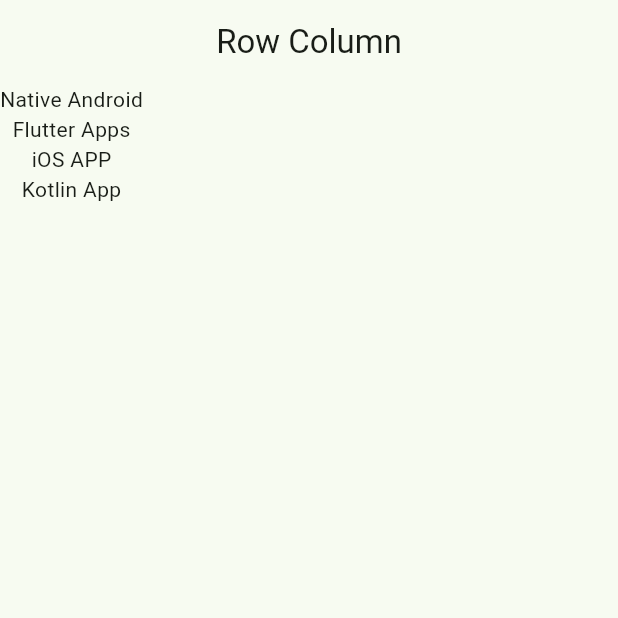
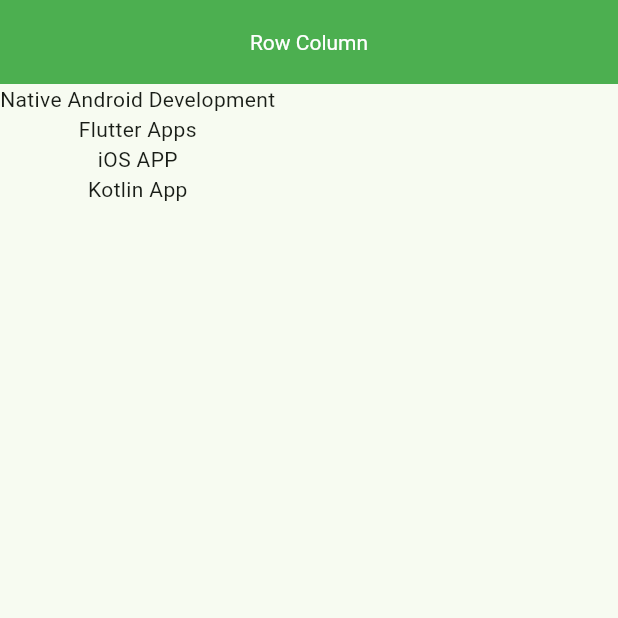
Before and after one commit to KefayetUllah/Flutter-Application, a Flutter app: the screen it shows after launch, on a phone screen of 412 x 824 dp, the top half of it. Run offline on Flutter 3.47's test engine with Material 3 defaults, Android fonts, the phone set to English and light mode, and no system bars.

Commit message:
Initial Commit

```diff
--- a/lib/main.dart
+++ b/lib/main.dart
@@ -1,6 +1,5 @@
 import 'package:flutter/material.dart';
 import 'package:flutter_application_1/row_column.dart';
-// import 'package:flutter_application_2/row_column.dart';
 
 void main() {
   runApp(const MyApp());
--- a/lib/row_column.dart
+++ b/lib/row_column.dart
@@ -10,10 +10,17 @@ class _RowColumnState extends State<RowColumn> {
   @override
   Widget build(BuildContext context) {
     return Scaffold(
-      appBar: AppBar(title: Text("Row Column"), centerTitle: true),
+      appBar: AppBar(
+        title: Text("Row Column"),
+        centerTitle: true,
+        backgroundColor: Colors.green,
+        titleTextStyle: TextStyle(color: Colors.white),
+      ),
       body: Column(
+        mainAxisAlignment: MainAxisAlignment.start,
+        crossAxisAlignment: CrossAxisAlignment.center,
         children: [
-          Text("Native Android"),
+          Text("Native Android Development"),
           Text("Flutter Apps"),
           Text("iOS APP"),
           Text("Kotlin App"),
```
